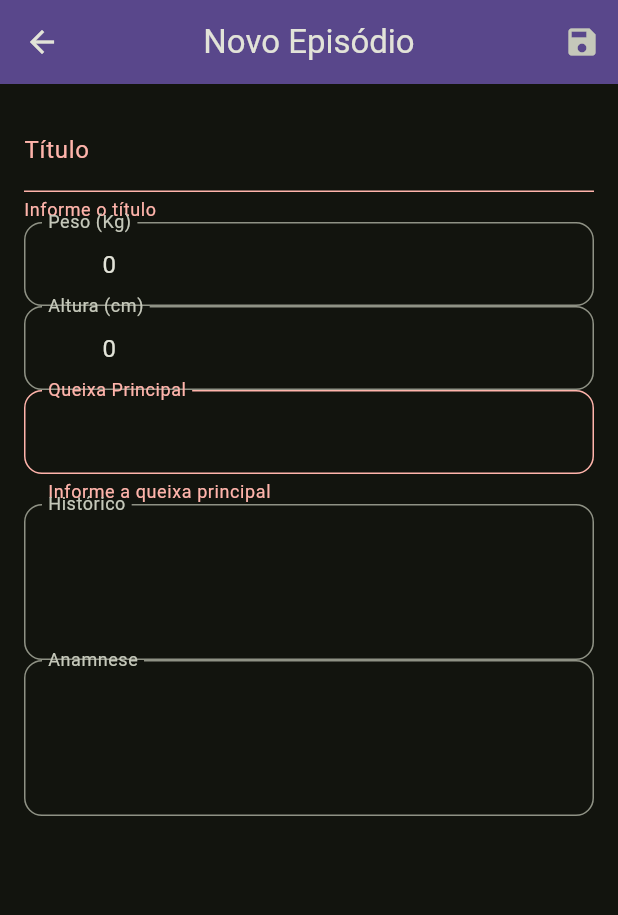
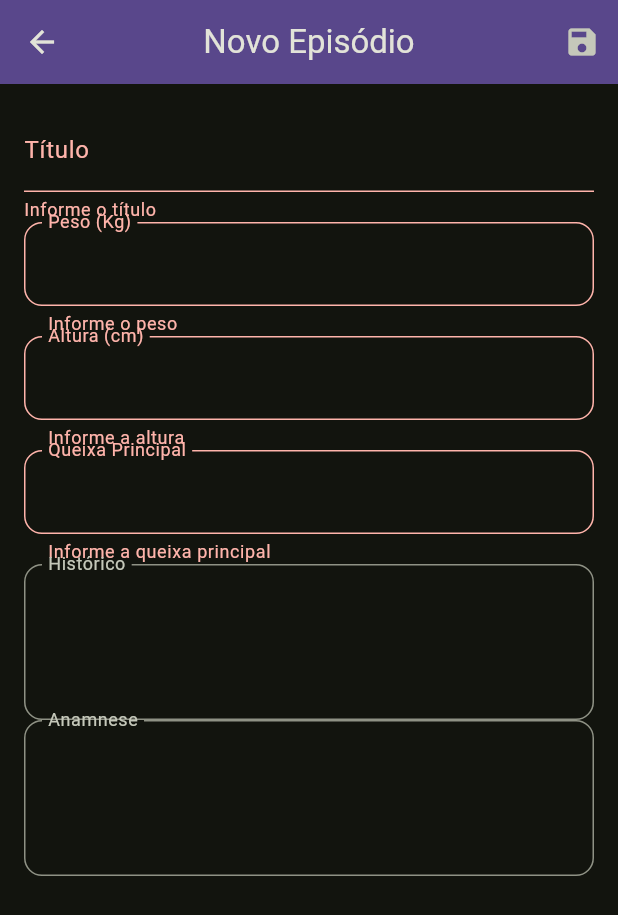
Before and after one commit to rudsonalves/prontu_ai, a Flutter app: the FormEpisodeView screen opened directly with empty values, after a tap on the "save" icon, on a phone screen of 412 x 824 dp. Shown: the top 915 px of the screen. Run offline on Flutter 3.47's test engine with Material 3 defaults, Android fonts, the phone set to English and light mode, and no system bars; our stand-ins replace go_router, google_fonts, material_symbols_icons, sqflite; accounts and stored records are empty; Roboto replaces fonts that are missing (Marcellus, Questrial); project files that could hold a hidden picture were left out.

Commit message:
small changes...

```diff
--- a/lib/ui/view/episode/form_episode/form_episode_view.dart
+++ b/lib/ui/view/episode/form_episode/form_episode_view.dart
@@ -25,34 +25,22 @@ class _FormEpisodeViewState extends State<FormEpisodeView> {
   late final FormEpisodeViewModel viewModel;
   final _formKey = GlobalKey<FormState>();
 
-  late final TextEditingController _titleController;
-  late final TextEditingController _weightController;
-  late final TextEditingController _heightController;
-  late final TextEditingController _mainComplaintController;
-  late final TextEditingController _historyController;
-  late final TextEditingController _anamnesisController;
+  final _titleController = TextEditingController();
+  final _weightController = TextEditingController();
+  final _heightController = TextEditingController();
+  final _mainComplaintController = TextEditingController();
+  final _historyController = TextEditingController();
+  final _anamnesisController = TextEditingController();
 
   @override
   void initState() {
-    super.initState();
     viewModel = widget.viewModel;
 
-    _titleController = TextEditingController(text: widget.episode?.title ?? '');
-    _weightController = TextEditingController(
-      text: widget.episode?.weight.toString() ?? '0',
-    );
-    _heightController = TextEditingController(
-      text: widget.episode?.height.toString() ?? '0',
-    );
-    _mainComplaintController = TextEditingController(
-      text: widget.episode?.mainComplaint ?? '',
-    );
-    _historyController = TextEditingController(
-      text: widget.episode?.history ?? '',
-    );
-    _anamnesisController = TextEditingController(
-      text: widget.episode?.anamnesis ?? '',
-    );
+    if (widget.episode != null) {
+      _initializeForm();
+    }
+
+    super.initState();
   }
 
   @override
@@ -66,24 +54,28 @@ class _FormEpisodeViewState extends State<FormEpisodeView> {
     super.dispose();
   }
 
-  Future<void> _save() async {
+  Future<void> _saveForm() async {
+    if (viewModel.insert.isRunning || viewModel.update.isRunning) return;
+
     if (_formKey.currentState == null || !_formKey.currentState!.validate()) {
       return;
     }
+
+    FocusScope.of(context).unfocus();
 
     final newEpisode = EpisodeModel(
       id: widget.episode?.id,
       userId: widget.user.id!,
       title: _titleController.text.trim(),
-      weight: int.tryParse(_weightController.text.trim()) ?? 0,
-      height: int.tryParse(_heightController.text.trim()) ?? 0,
+      weight: 1000 * (int.tryParse(_weightController.text.trim()) ?? 0),
+      height: 100 * (int.tryParse(_heightController.text.trim()) ?? 0),
       mainComplaint: _mainComplaintController.text.trim(),
       history: _historyController.text.trim(),
       anamnesis: _anamnesisController.text.trim(),
       createdAt: widget.episode?.createdAt,
     );
 
-    final result = viewModel.insert.execute(newEpisode);
+    viewModel.insert.execute(newEpisode);
   }
 
   @override
@@ -96,7 +88,7 @@ class _FormEpisodeViewState extends State<FormEpisodeView> {
         actions: [
           IconButton(
             icon: const Icon(Icons.save),
-            onPressed: _save,
+            onPressed: _saveForm,
           ),
         ],
       ),
@@ -168,4 +160,17 @@ class _FormEpisodeViewState extends State<FormEpisodeView> {
       ),
     );
   }
+
+  void _initializeForm() {
+    final episode = widget.episode!;
+
+    _titleController.text = episode.title;
+    _weightController.text = (episode.weight / 1000).toStringAsFixed(2);
+    _heightController.text = (episode.height / 100).toStringAsFixed(2);
+    _mainComplaintController.text = episode.mainComplaint;
+    _historyController.text = episode.history;
+    _anamnesisController.text = episode.anamnesis;
+
+    setState(() {});
+  }
 }
```
Also changed, not shown: lib/ui/view/attachment/form_attachment/form_attachment_view.dart (+3 -4 lines).
